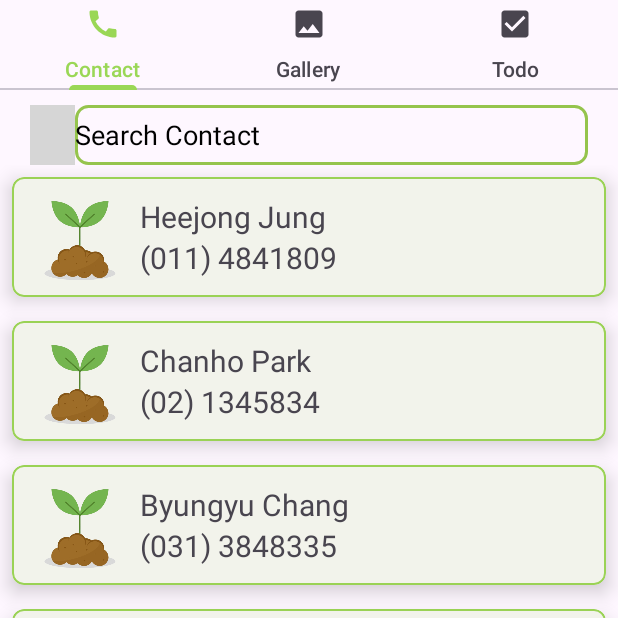
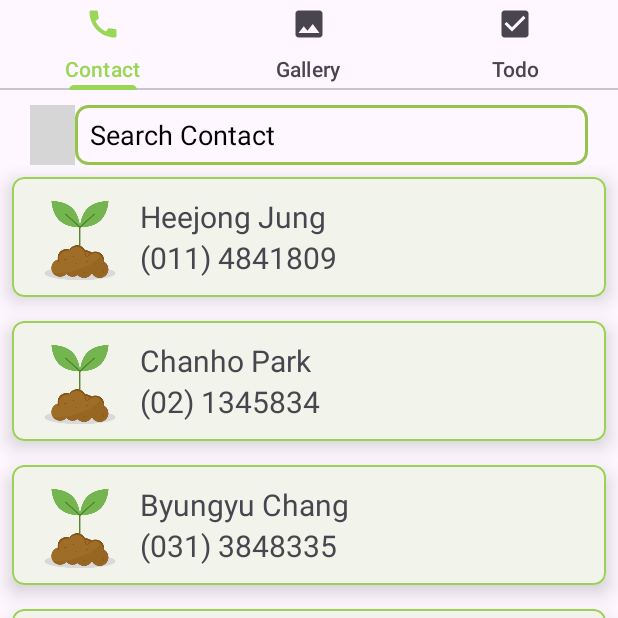
Before and after one commit to cbg7144/Gardener, an Android app: the screen it shows after launch (MainActivity), on a phone screen of 412 x 824 dp, the top half of it. Run offline under Robolectric (Android 15) with nearby library versions, the light colour scheme and no system bars; grey boxes are pictures that could not be loaded.

Commit message:
Fix : 검색 대소문자 구별없이 구현

```diff
--- a/app/src/main/java/com/example/myapplication/OneFragment.java
+++ b/app/src/main/java/com/example/myapplication/OneFragment.java
@@ -60,11 +60,12 @@ public class OneFragment extends Fragment {
             @Override // 텍스트가 변경될 때마다 호출
             public void onTextChanged(CharSequence s, int start, int before, int count) {
                 searchList.clear();
-                String searchName = search.getText().toString();
+                String searchName = search.getText().toString().toLowerCase();
 
                 if (searchName.length() > 0) {
                     for (int i = 0; i < contactList.size(); i++) {
-                        if (contactList.get(i).getName().contains(searchName)) {
+                        String contactName = contactList.get(i).getName().toLowerCase();
+                        if (contactName.contains(searchName)) {
                             searchList.add(contactList.get(i));
                         }
                     }
--- a/app/src/main/res/layout/fragment_one.xml
+++ b/app/src/main/res/layout/fragment_one.xml
@@ -33,6 +33,7 @@
         app:layout_constraintStart_toEndOf="@+id/imageView"
         app:layout_constraintTop_toTopOf="parent"
         android:layout_marginTop="10dp"
+        android:paddingLeft="10dp"
         android:background="@drawable/search_box" />
 
     <androidx.recyclerview.widget.RecyclerView
```
